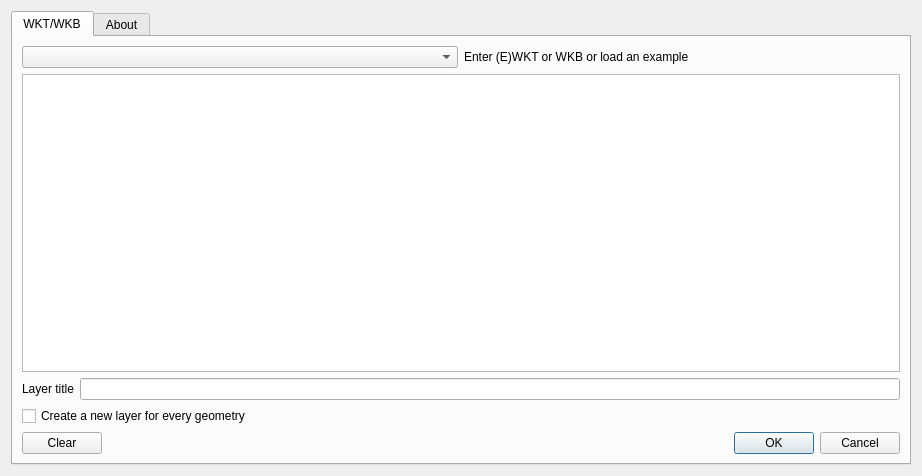
This is Ui_QuickWKT.ui in elpaso/quickwkt as Qt 5 draws it before an edit. The edited form follows.
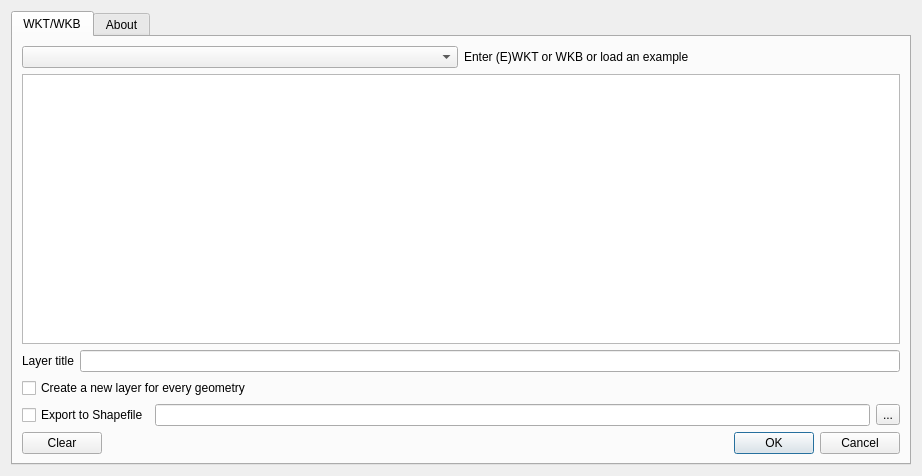
This is the edited form. Icons and pictures are not drawn.

Patch:
```diff
--- a/Ui_QuickWKT.ui
+++ b/Ui_QuickWKT.ui
@@ -15,6 +15,8 @@
   </property>
   <layout class="QVBoxLayout" name="verticalLayout">
    <item>
+    <layout class="QHBoxLayout" name="horizontalLayout">
+     <item>
     <widget class="QTabWidget" name="tabWidget">
      <property name="currentIndex">
       <number>0</number>
@@ -82,6 +84,27 @@
          </item>
         </layout>
        </item>
+         <item>
+          <layout class="QHBoxLayout" name="horizontalLayout_7" stretch="0,0,0">
+           <item>
+            <widget class="QCheckBox" name="expshp">
+             <property name="text">
+              <string>Export to Shapefile</string>
+             </property>
+            </widget>
+           </item>
+           <item>
+            <widget class="QLineEdit" name="lineEdit"/>
+           </item>
+           <item>
+            <widget class="QToolButton" name="exportbutton">
+             <property name="text">
+              <string>...</string>
+             </property>
+            </widget>
+           </item>
+          </layout>
+         </item>
        <item>
         <layout class="QHBoxLayout" name="horizontalLayout_2">
          <item>
@@ -128,7 +151,12 @@
          <item>
           <widget class="QLabel" name="label_2">
            <property name="text">
-            <string>&lt;html&gt;&lt;head/&gt;&lt;body&gt;&lt;p&gt;&lt;span style=&quot; font-size:xx-large; font-weight:600;&quot;&gt;Quick WKT &lt;/span&gt;&lt;/p&gt;&lt;p&gt;A plugin for quick WKT/WKB visualisation. &lt;/p&gt;&lt;p&gt;Also adds a couple of methods to &lt;span style=&quot; font-family:'Courier New,courier';&quot;&gt;iface&lt;/span&gt;&lt;/p&gt;&lt;pre style=&quot; margin-top:12px; margin-bottom:0px; margin-left:0px; margin-right:0px; -qt-block-indent:0; text-indent:0px; background-color:#ffffff;&quot;&gt;&lt;span style=&quot; font-family:'Courier New,courier'; background-color:#ffffff;&quot;&gt;iface.show_wkt('POINT (9.0 45.0)', 'optional layer title')&lt;/span&gt;&lt;/pre&gt;&lt;pre style=&quot; margin-top:0px; margin-bottom:12px; margin-left:0px; margin-right:0px; -qt-block-indent:0; text-indent:0px; background-color:#ffffff;&quot;&gt;&lt;span style=&quot; font-family:'Courier New,courier'; background-color:#ffffff;&quot;&gt;iface.show_geometry(QgsGeometry.fromWKT('POINT (9.0 45.0)'))&lt;/span&gt;&lt;/pre&gt;&lt;p&gt;&lt;a href=&quot;http://www.itopen.it/wkt-on-the-fly-qgis-plugin/&quot;&gt;&lt;span style=&quot; text-decoration: underline; color:#0057ae;&quot;&gt;Plugin Home Page&lt;/span&gt;&lt;/a&gt; (feed-back is highly appreciated!)&lt;/p&gt;&lt;p&gt;&lt;a href=&quot;https://github.com/elpaso/quickwkt&quot;&gt;&lt;span style=&quot; text-decoration: underline; color:#0057ae;&quot;&gt;Source Code and Bug Tracker&lt;/span&gt;&lt;/a&gt;&lt;/p&gt;&lt;p&gt;&lt;span style=&quot; font-style:italic;&quot;&gt;Enjoy Quick WKT!&lt;br/&gt;Made in Italy by&lt;/span&gt;&lt;a href=&quot;http://www.itopen.it&quot;&gt;&lt;span style=&quot; font-style:italic; text-decoration: underline; color:#0057ae;&quot;&gt; Alessandro Pasotti (ItOpen)&lt;/span&gt;&lt;/a&gt;&lt;/p&gt;&lt;/body&gt;&lt;/html&gt;</string>
+              <string>&lt;html&gt;&lt;head/&gt;&lt;body&gt;&lt;p&gt;&lt;span style=&quot; font-size:xx-large; font-weight:600;&quot;&gt;Quick WKT &lt;/span&gt;&lt;/p&gt;&lt;p&gt;A plugin for quick WKT/WKB visualisation. &lt;/p&gt;
+&lt;p&gt;Also adds a couple of methods to &lt;code&gt;iface&lt;/code&gt;&lt;/p&gt;
+&lt;pre style=&quot;background: white&quot;&gt;iface.show_wkt('POINT (9.0 45.0)', 'optional layer title')
+iface.show_geometry(QgsGeometry.fromWKT('POINT (9.0 45.0)'))&lt;/pre&gt;
+&lt;p&gt;&lt;a href=&quot;http://www.itopen.it/wkt-on-the-fly-qgis-plugin/&quot;&gt;&lt;span style=&quot; text-decoration: underline; color:#0057ae;&quot;&gt;Plugin Home Page&lt;/span&gt;&lt;/a&gt;  (feed-back is highly appreciated!)&lt;/p&gt;&lt;p&gt;&lt;a href=&quot;https://github.com/elpaso/quickwkt&quot;&gt;&lt;span style=&quot; text-decoration: underline; color:#0057ae;&quot;&gt;Source Code and Bug Tracker&lt;/span&gt;&lt;/a&gt;&lt;/p&gt;&lt;p&gt;&lt;b&gt;Do you like Quick WKT? Make a &lt;a href=&quot;https://www.paypal.com/cgi-bin/webscr?cmd=_s-xclick&amp;amp;hosted_button_id=XEXYSQAQQYZGS&quot;&gt;&lt;span style=&quot; text-decoration: underline; color:#0057ae;&quot;&gt;small donation&lt;/span&gt;&lt;/a&gt; to keep this project alive! &lt;a href=&quot;https://www.paypal.com/cgi-bin/webscr?cmd=_s-xclick&amp;amp;hosted_button_id=XEXYSQAQQYZGS&quot;&gt;&lt;img src=&quot;:/plugins/QuickWKT/paypal_icon.png&quot;/&gt;&lt;/a&gt;&lt;/b&gt;&lt;/p&gt;
+&lt;p&gt;&lt;i&gt;Enjoy Quick WKT!&lt;br&gt;Made in Italy by&lt;a href=&quot;http://www.itopen.it&quot;&gt;&lt;span style=&quot; text-decoration: underline; color:#0057ae;&quot;&gt; Alessandro Pasotti (ItOpen)&lt;/a&gt;&lt;/i&gt;&lt;/p&gt; &lt;/body&gt;&lt;/html&gt;</string>
            </property>
            <property name="alignment">
             <set>Qt::AlignLeading|Qt::AlignLeft|Qt::AlignTop</set>
@@ -147,8 +175,7 @@
      </widget>
     </widget>
    </item>
-   <item>
-    <layout class="QHBoxLayout" name="horizontalLayout"/>
+    </layout>
    </item>
   </layout>
  </widget>
```
Lines whose indentation alone changed are shown as unchanged.
